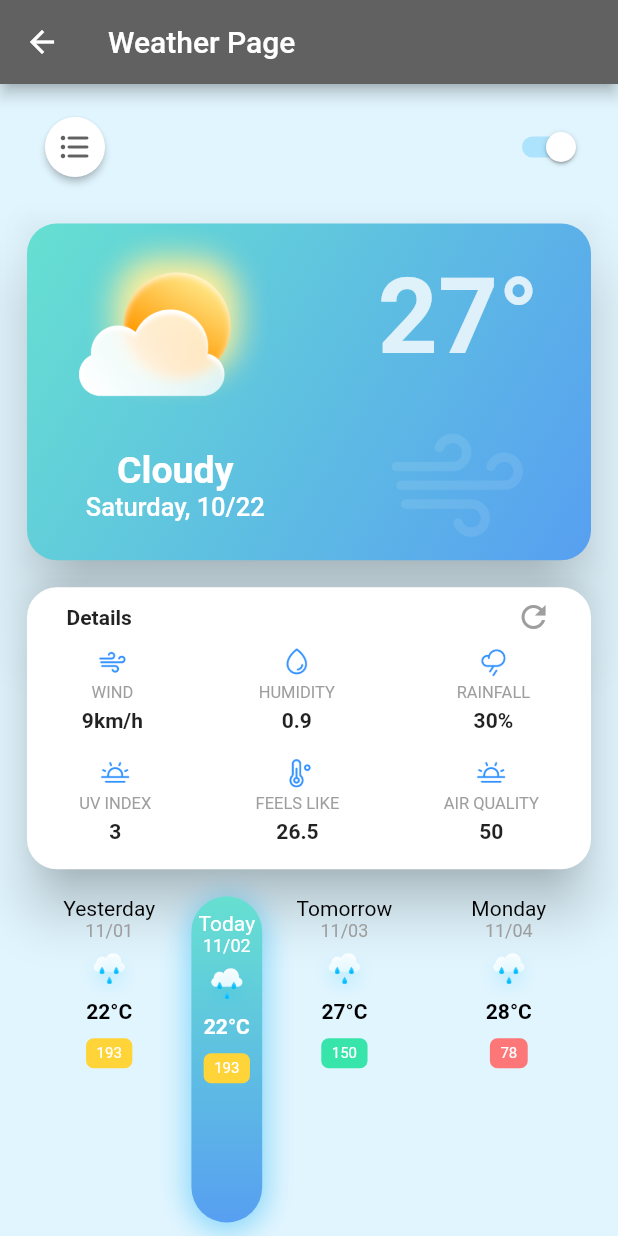
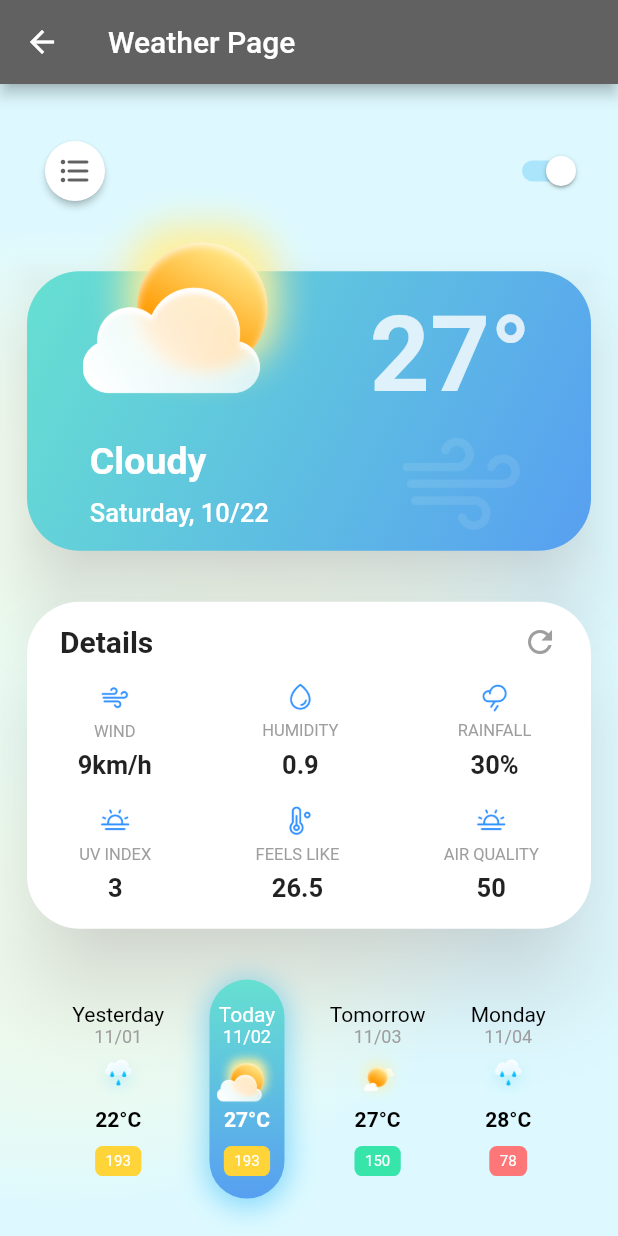
Before and after one commit to kyaraaraujo/Layouts, a Flutter app: the WeatherPage screen opened directly, on a phone screen of 412 x 824 dp. Run offline on Flutter 3.47's test engine with Material 2 defaults, Android fonts, the phone set to English and light mode, and no system bars.

Commit message:
refactoring weather design and widgets.

```diff
--- a/lib/constants/colors_constant.dart
+++ b/lib/constants/colors_constant.dart
@@ -3,3 +3,6 @@ const int lightBlue = 0xFF579FF1;
 const int yellow = 0xFFFFD439;
 const int neonGreen = 0xFF37E4AA;
 const int paleRed = 0xFFFD7778;
+const int paleYellow = 0xFFFEFFDB;
+const int paleBlue = 0xFFE7FEFA;
+const int lightPaleBlue = 0xFFDDF9FF;
--- a/lib/pages/weather_page.dart
+++ b/lib/pages/weather_page.dart
@@ -1,9 +1,10 @@
 import 'package:flutter/material.dart';
 import 'package:layouts/widgets/weather/details_card_section_widget.dart';
 
+import '../constants/colors_constant.dart';
 import '../widgets/weather/day_card_section.dart';
-import '../widgets/weather/days_weather_section_widget.dart';
 import '../widgets/weather/menu_section_widget.dart';
+import '../widgets/weather/weather_week_section_widget.dart';
 
 class WeatherPage extends StatelessWidget {
   const WeatherPage({Key? key}) : super(key: key);
@@ -15,14 +16,26 @@ class WeatherPage extends StatelessWidget {
       appBar: AppBar(
         title: const Text(('Weather Page')),
       ),
-      body: Column(
-        // mainAxisAlignment: MainAxisAlignment.spaceAround,
-        children: const [
-          MenuSectionWidget(),
-          DayCardSectionWidget(),
-          DetailsCardSectionWidget(),
-          DaysWeatherSectionWidget(),
-        ],
+      body: Container(
+        decoration: BoxDecoration(
+            gradient: RadialGradient(
+          colors: [
+            const Color(paleBlue),
+            const Color(paleYellow).withOpacity(0.5),
+            const Color(lightPaleBlue),
+          ],
+          radius: 0.8,
+          center: const Alignment(-0.8, 0.1),
+        )),
+        child: Column(
+          mainAxisAlignment: MainAxisAlignment.spaceEvenly,
+          children: const [
+            MenuSectionWidget(),
+            DayCardSectionWidget(),
+            DetailsCardSectionWidget(),
+            WeatherWeekSectionWidget(),
+          ],
+        ),
       ),
     );
   }
--- a/lib/widgets/weather/day_card_section.dart
+++ b/lib/widgets/weather/day_card_section.dart
@@ -10,13 +10,17 @@ class DayCardSectionWidget extends StatelessWidget {
   Widget build(BuildContext context) {
     const String weatherPath = imageBasePath + weatherDir;
 
-    return Card(
+    return Stack(
+      clipBehavior: Clip.none,
+      children: [
+        Card(
           color: Colors.transparent,
+          shadowColor: Colors.grey.shade200.withOpacity(0.8),
           margin: const EdgeInsets.symmetric(horizontal: 18, vertical: 9),
           elevation: 20,
           child: Container(
             decoration: BoxDecoration(
-          borderRadius: BorderRadius.circular(20),
+              borderRadius: BorderRadius.circular(35),
               gradient: const LinearGradient(
                 begin: Alignment.topLeft,
                 end: Alignment.bottomRight,
@@ -29,19 +33,17 @@ class DayCardSectionWidget extends StatelessWidget {
             child: Column(
               children: [
                 Row(
-              mainAxisAlignment: MainAxisAlignment.spaceAround,
+                  mainAxisAlignment: MainAxisAlignment.end,
                   children: [
-                //FIXME image overflow
-                Image.asset(
-                  '${weatherPath}cloudy.png',
-                  width: 130,
-                ),
-                Text(
+                    Container(
+                      margin: const EdgeInsets.only(top: 15.0, right: 40),
+                      child: Text(
                         '27°',
                         style: TextStyle(
                           fontSize: 70,
                           fontWeight: FontWeight.bold,
                           color: Colors.white.withOpacity(0.8), //FIXME gradient
+                        ),
                       ),
                     ),
                   ],
@@ -50,13 +52,17 @@ class DayCardSectionWidget extends StatelessWidget {
                   mainAxisAlignment: MainAxisAlignment.spaceAround,
                   children: [
                     Column(
+                      crossAxisAlignment: CrossAxisAlignment.start,
                       children: const [
-                    Text(
+                        Padding(
+                          padding: EdgeInsets.only(bottom: 10.0),
+                          child: Text(
                             'Cloudy',
                             style: TextStyle(
                               color: Colors.white,
                               fontWeight: FontWeight.w600,
                               fontSize: 25,
+                            ),
                           ),
                         ),
                         Text(
@@ -69,12 +75,25 @@ class DayCardSectionWidget extends StatelessWidget {
                         ),
                       ],
                     ),
-                Image.asset('${weatherPath}wind.png', width: 100),
+                    Image.asset(
+                      '${weatherPath}wind.png',
+                      scale: 2.8,
+                    ),
                   ],
                 ),
               ],
             ),
           ),
+        ),
+        Positioned(
+          top: -50,
+          left: 55,
+          child: Image.asset(
+            '${weatherPath}cloudy.png',
+            scale: 2.7,
+          ),
+        ),
+      ],
     );
   }
 }
--- a/lib/widgets/weather/days_weather_section_widget.dart
+++ /dev/null
@@ -1,76 +0,0 @@
-import 'package:flutter/material.dart';
-
-import '../../constants/assets_paths_constant.dart';
-import '../../constants/colors_constant.dart';
-import 'weather_week_column_widget.dart';
-
-class DaysWeatherSectionWidget extends StatelessWidget {
-  const DaysWeatherSectionWidget({Key? key}) : super(key: key);
-
-  @override
-  Widget build(BuildContext context) {
-    const String weatherImage = imageBasePath + weatherDir;
-
-    return Expanded(
-      child: Container(
-        margin: const EdgeInsets.symmetric(horizontal: 18, vertical: 9),
-        child: Row(
-          mainAxisAlignment: MainAxisAlignment.spaceEvenly,
-          children: [
-            const WeatherWeekColumn(
-              'Yesterday',
-              '11/01',
-              '${weatherImage}rainy.png',
-              '22°C',
-              193,
-            ),
-            Container(
-              decoration: BoxDecoration(
-                shape: BoxShape.rectangle,
-                borderRadius: BorderRadius.circular(30),
-                gradient: const LinearGradient(
-                    begin: Alignment.topCenter,
-                    end: Alignment.bottomCenter,
-                    colors: [
-                      Color(lightGreen),
-                      Color(lightBlue),
-                    ]),
-                boxShadow: [
-                  BoxShadow(
-                    color: Colors.lightBlue.withOpacity(0.4),
-                    spreadRadius: 3,
-                    blurRadius: 15,
-                    offset: const Offset(0, 3), // changes position of shadow
-                  ),
-                ],
-              ),
-              padding: const EdgeInsets.symmetric(vertical: 10),
-              child: const WeatherWeekColumn(
-                'Today',
-                '11/02',
-                '${weatherImage}rainy.png',
-                '22°C',
-                193,
-                isToday: true,
-              ),
-            ),
-            const WeatherWeekColumn(
-              'Tomorrow',
-              '11/03',
-              '${weatherImage}rainy.png',
-              '27°C',
-              150,
-            ),
-            const WeatherWeekColumn(
-              'Monday',
-              '11/04',
-              '${weatherImage}rainy.png',
-              '28°C',
-              78,
-            ),
-          ],
-        ),
-      ),
-    );
-  }
-}
--- a/lib/widgets/weather/details_card_section_widget.dart
+++ b/lib/widgets/weather/details_card_section_widget.dart
@@ -25,22 +25,21 @@ class DetailsCardSectionWidget extends StatelessWidget {
 
     return Card(
       margin: const EdgeInsets.symmetric(horizontal: 18, vertical: 9),
-      elevation: 15,
+      elevation: 25,
       color: Colors.white,
-      shadowColor: Colors.black,
-      shape: RoundedRectangleBorder(borderRadius: BorderRadius.circular(20)),
+      shadowColor: Colors.grey.shade200.withOpacity(0.8),
+      shape: RoundedRectangleBorder(borderRadius: BorderRadius.circular(35)),
       child: Column(
         children: [
           Padding(
-            padding: const EdgeInsets.symmetric(vertical: 8),
+            padding: const EdgeInsets.symmetric(vertical: 15, horizontal: 22),
             child: Row(
-              mainAxisAlignment: MainAxisAlignment.spaceAround,
+              mainAxisAlignment: MainAxisAlignment.spaceBetween,
               children: const [
                 Text(
                   "Details",
-                  style: TextStyle(fontWeight: FontWeight.bold),
+                  style: TextStyle(fontWeight: FontWeight.bold, fontSize: 20),
                 ),
-                SizedBox(width: 150),
                 Icon(
                   Icons.refresh,
                   color: Colors.grey,
--- a/lib/widgets/weather/weather_details_day_widget.dart
+++ b/lib/widgets/weather/weather_details_day_widget.dart
@@ -17,7 +17,7 @@ class WeatherDetailsDay extends StatelessWidget {
           width: 20,
         ),
         Padding(
-          padding: const EdgeInsets.all(4.0),
+          padding: const EdgeInsets.all(6.0),
           child: Text(
             text,
             style: const TextStyle(
@@ -30,6 +30,7 @@ class WeatherDetailsDay extends StatelessWidget {
           value,
           style: const TextStyle(
             fontWeight: FontWeight.bold,
+            fontSize: 17,
           ),
         ),
       ],
--- a/lib/widgets/weather/weather_week_column_widget.dart
+++ b/lib/widgets/weather/weather_week_column_widget.dart
@@ -42,8 +42,8 @@ class WeatherWeekColumn extends StatelessWidget {
 
   @override
   Widget build(BuildContext context) {
-    return Expanded(
-      child: Column(
+    return Column(
+      mainAxisAlignment: MainAxisAlignment.center,
       children: [
         Text(
           title,
@@ -58,12 +58,10 @@ class WeatherWeekColumn extends StatelessWidget {
             fontSize: 12,
           ),
         ),
-          Padding(
-            padding: const EdgeInsets.only(top: 5.0),
-            child: Image.asset(
+        Image.asset(
           iconPath,
-              scale: 5,
-            ),
+          width: 40,
+          height: 40,
         ),
         Text(
           celsiusDegree,
@@ -90,7 +88,6 @@ class WeatherWeekColumn extends StatelessWidget {
           ),
         ),
       ],
-      ),
     );
   }
 }
--- /dev/null
+++ b/lib/widgets/weather/weather_week_section_widget.dart
@@ -0,0 +1,74 @@
+import 'package:flutter/material.dart';
+
+import '../../constants/assets_paths_constant.dart';
+import '../../constants/colors_constant.dart';
+import 'weather_week_column_widget.dart';
+
+class WeatherWeekSectionWidget extends StatelessWidget {
+  const WeatherWeekSectionWidget({Key? key}) : super(key: key);
+
+  @override
+  Widget build(BuildContext context) {
+    const String weatherImage = imageBasePath + weatherDir;
+
+    return Container(
+      margin: const EdgeInsets.symmetric(horizontal: 18, vertical: 9),
+      child: Row(
+        mainAxisAlignment: MainAxisAlignment.spaceEvenly,
+        children: [
+          const WeatherWeekColumn(
+            'Yesterday',
+            '11/01',
+            '${weatherImage}rainy.png',
+            '22°C',
+            193,
+          ),
+          Container(
+            decoration: BoxDecoration(
+              shape: BoxShape.rectangle,
+              borderRadius: BorderRadius.circular(30),
+              gradient: const LinearGradient(
+                  begin: Alignment.topCenter,
+                  end: Alignment.bottomCenter,
+                  colors: [
+                    Color(lightGreen),
+                    Color(lightBlue),
+                  ]),
+              boxShadow: [
+                BoxShadow(
+                  color: Colors.lightBlue.withOpacity(0.4),
+                  spreadRadius: 3,
+                  blurRadius: 15,
+                  offset: const Offset(0, 3), // changes position of shadow
+                ),
+              ],
+            ),
+            padding: const EdgeInsets.symmetric(vertical: 15, horizontal: 5),
+            child: const WeatherWeekColumn(
+              'Today',
+              '11/02',
+              '${weatherImage}cloudy.png',
+              '27°C',
+              193,
+              isToday: true,
+            ),
+          ),
+          const WeatherWeekColumn(
+            'Tomorrow',
+            '11/03',
+            '${weatherImage}cloudy-sunny.png',
+            '27°C',
+            150,
+          ),
+          const WeatherWeekColumn(
+            'Monday',
+            '11/04',
+            '${weatherImage}rainy.png',
+            '28°C',
+            78,
+          ),
+        ],
+      ),
+    );
+  }
+}
```
Lines whose indentation alone changed are shown as unchanged.
